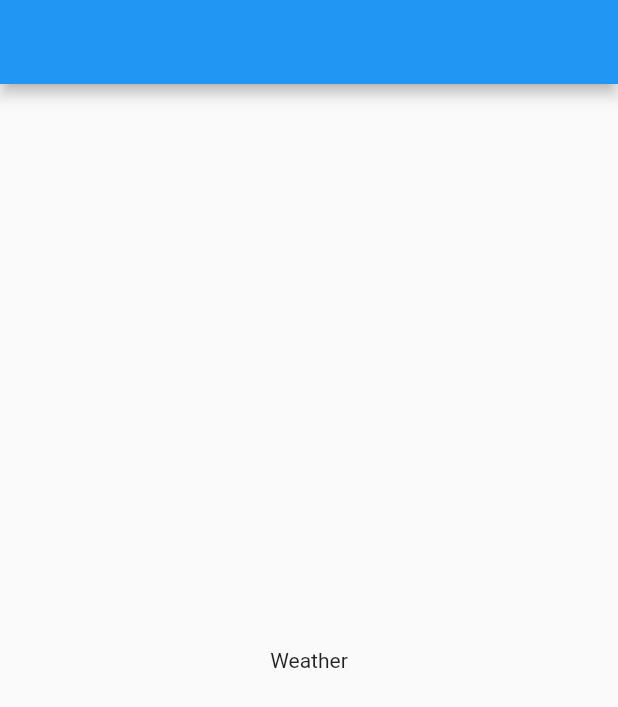
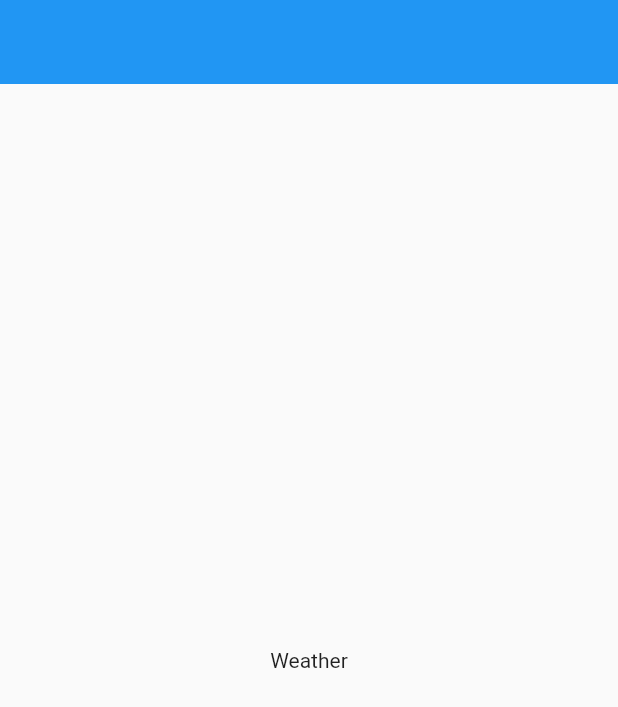
Before and after one commit to farhanyousaf786/room_temp_flutter, a Flutter app: the screen it shows after launch, on a phone screen of 412 x 824 dp. Shown: the top 707 px of the screen. Run offline on Flutter 3.47's test engine with Material 2 defaults, Android fonts, the phone set to English and light mode, and no system bars; our stand-ins replace get.

Commit message:
Added pkgs

```diff
--- a/lib/DashBoard/DashBoard.dart
+++ b/lib/DashBoard/DashBoard.dart
@@ -11,7 +11,9 @@ class _DashBoardState extends State<DashBoard> {
   @override
   Widget build(BuildContext context) {
     return Scaffold(
-      appBar: AppBar(),
+      appBar: AppBar(
+        elevation: 0,
+      ),
       body: Center(
         child: Text("Weather"),
       ),
--- a/lib/main.dart
+++ b/lib/main.dart
@@ -1,15 +1,33 @@
 import 'package:flutter/material.dart';
+import 'package:flutter/services.dart';
+import 'package:get/get.dart';
 import 'package:roomtemppro/DashBoard/DashBoard.dart';
 
-void main() => runApp(MyApp());
+void main() {
+  WidgetsFlutterBinding.ensureInitialized();
+  SystemChrome.setSystemUIOverlayStyle(SystemUiOverlayStyle(
+    statusBarIconBrightness: Brightness.dark,
+  ));
+  runApp(const MyApp());
+}
 
 class MyApp extends StatelessWidget {
+  const MyApp({Key? key}) : super(key: key);
+
   @override
   Widget build(BuildContext context) {
-    return MaterialApp(
-      title: 'Sleek Circular Slider',
+    return GetMaterialApp(
       debugShowCheckedModeBanner: false,
-      home: DashBoard(),
+      title: 'Room Temp',
+      theme: ThemeData(
+        primarySwatch: Colors.blue,
+        primaryColor: Color(0xff867cef),
+        backgroundColor: Color(0xfff0f0f0),
+        disabledColor: Color(0xffededed),
+        colorScheme: ColorScheme.fromSwatch(accentColor: Color(0xffaf92ea)),
+        visualDensity: VisualDensity.adaptivePlatformDensity,
+      ),
+      home: const DashBoard(),
     );
   }
 }
--- a/pubspec.yaml
+++ b/pubspec.yaml
@@ -38,6 +38,8 @@ dependencies:
   cupertino_icons: ^1.0.2
   sleek_circular_slider: ^2.0.1
   environment_sensors: ^0.2.0
+  get: ^4.3.8
+
 
 dev_dependencies:
   flutter_test:
@@ -62,8 +64,8 @@ flutter:
   uses-material-design: true
 
   # To add assets to your application, add an assets section, like this:
-  # assets:
-  #   - images/a_dot_burr.jpeg
+  assets:
+    - icons/
   #   - images/a_dot_ham.jpeg
 
   # An image asset can refer to one or more resolution-specific "variants", see
```
Also changed, not shown: icons/Temperature.png (added), icons/humidity.png (added), icons/icon_1.png (added), icons/icon_2.png (added), icons/icon_3.png (added), icons/icon_4.png (added), icons/kitchen.png (added), icons/lights.png (added), icons/living_room.png (added), icons/on_off.png (added), icons/studio.png (added), icons/sun.png (added), icons/washing_room.png (added), pubspec.lock.
